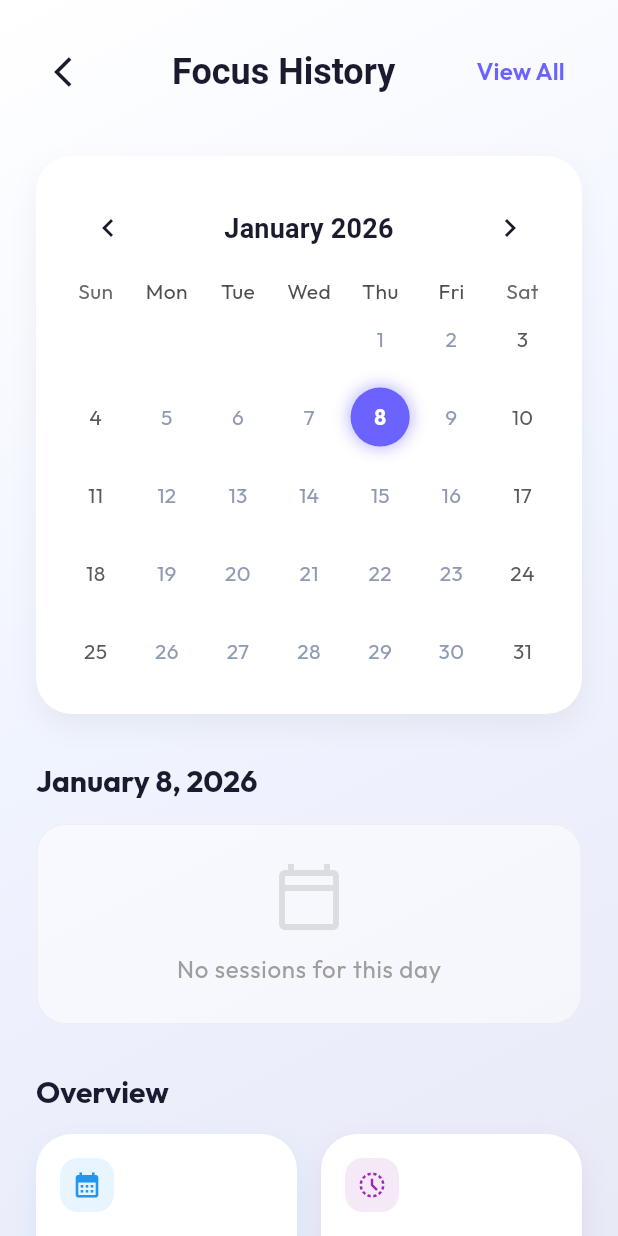
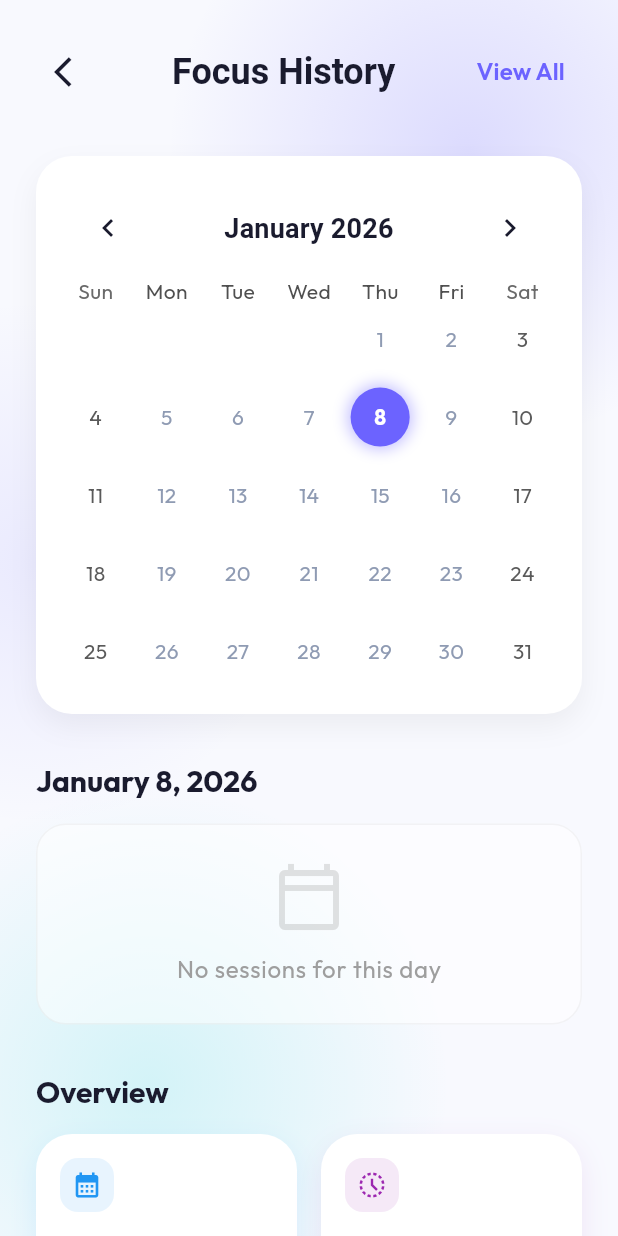
Before and after one commit to clawalone/focuspilot, a Flutter app: the screen it shows once a user with an empty profile is signed in, after a tap on an icon or button, on a phone screen of 412 x 824 dp. Run offline on Flutter 3.47's test engine with Material 3 defaults, Android fonts, the phone set to English and light mode, and no system bars; drawn by our look-alikes of flutter_animate, table_calendar; our stand-ins replace awesome_notifications, cloud_firestore, firebase_auth, firebase_core, firebase_messaging, fl_chart and 11 more; missing offline and left inert: android_alarm_manager_plus, flutter_background, flutter_dnd, flutter_ringtone_player, installed_apps, tutorial_coach_mark; accounts and stored records are empty.

Commit message:
feat: sync page backgrounds across Home, Stats, and Calendar

```diff
--- a/lib/screens/calendar_screen.dart
+++ b/lib/screens/calendar_screen.dart
@@ -11,6 +11,7 @@ import '../theme/app_theme.dart';
 import '../services/firestore_service.dart';
 
 import 'history_screen.dart';
+import '../widgets/animated_background.dart';
 
 class CalendarScreen extends StatefulWidget {
   const CalendarScreen({super.key});
@@ -304,29 +305,10 @@ class _CalendarScreenState extends State<CalendarScreen>
   @override
   Widget build(BuildContext context) {
     final theme = Theme.of(context);
-    final isDark = theme.brightness == Brightness.dark;
 
     return Scaffold(
-      body: Container(
-        decoration: BoxDecoration(
-          // Mesh-like subtle radial gradients (Matches StatsScreen)
-          color: isDark ? const Color(0xFF0F0F1E) : const Color(0xFFF8F9FE),
-          gradient: LinearGradient(
-            begin: Alignment.topLeft,
-            end: Alignment.bottomRight,
-            colors: isDark
-                ? [
-                    const Color(0xFF1A1A2E),
-                    const Color(0xFF0F0F1E),
-                    const Color(0xFF16162C),
-                  ]
-                : [
-                    const Color(0xFFFFFFFF),
-                    const Color(0xFFF0F4FF),
-                    const Color(0xFFE8EAF6),
-                  ],
-          ),
-        ),
+      backgroundColor: Colors.transparent,
+      body: AnimatedBackground(
         child: SafeArea(
           child: _isLoading
               ? const Center(child: CircularProgressIndicator())
--- a/lib/screens/home_screen.dart
+++ b/lib/screens/home_screen.dart
@@ -17,6 +17,7 @@ import '../widgets/premium_tutorial_card.dart';
 import '../widgets/quick_tasks_card.dart';
 import '../widgets/last_session_card.dart';
 import 'todo_list_screen.dart';
+import '../widgets/animated_background.dart';
 
 class HomeScreen extends StatefulWidget {
   const HomeScreen({super.key});
@@ -291,7 +292,9 @@ class _HomeScreenState extends State<HomeScreen> {
     final isDark = Theme.of(context).brightness == Brightness.dark;
 
     return Scaffold(
-      body: SafeArea(
+      backgroundColor: Colors.transparent,
+      body: AnimatedBackground(
+        child: SafeArea(
           bottom: false, // Allow content to flow behind nav bar
           child: Column(
             crossAxisAlignment: CrossAxisAlignment.start,
@@ -336,9 +339,8 @@ class _HomeScreenState extends State<HomeScreen> {
                       children: [
                         Text(
                           'Start a Session',
-                        style: Theme.of(context).textTheme.titleLarge?.copyWith(
-                          fontWeight: FontWeight.bold,
-                        ),
+                          style: Theme.of(context).textTheme.titleLarge
+                              ?.copyWith(fontWeight: FontWeight.bold),
                         ),
                         IconButton(
                           onPressed: () {
@@ -442,6 +444,7 @@ class _HomeScreenState extends State<HomeScreen> {
                 ),
               ),
             ],
+          ),
         ),
       ),
       extendBody: true,
```
Also changed, not shown: lib/screens/stats_screen.dart (+3 -20 lines). Lines whose indentation alone changed are shown as unchanged.
